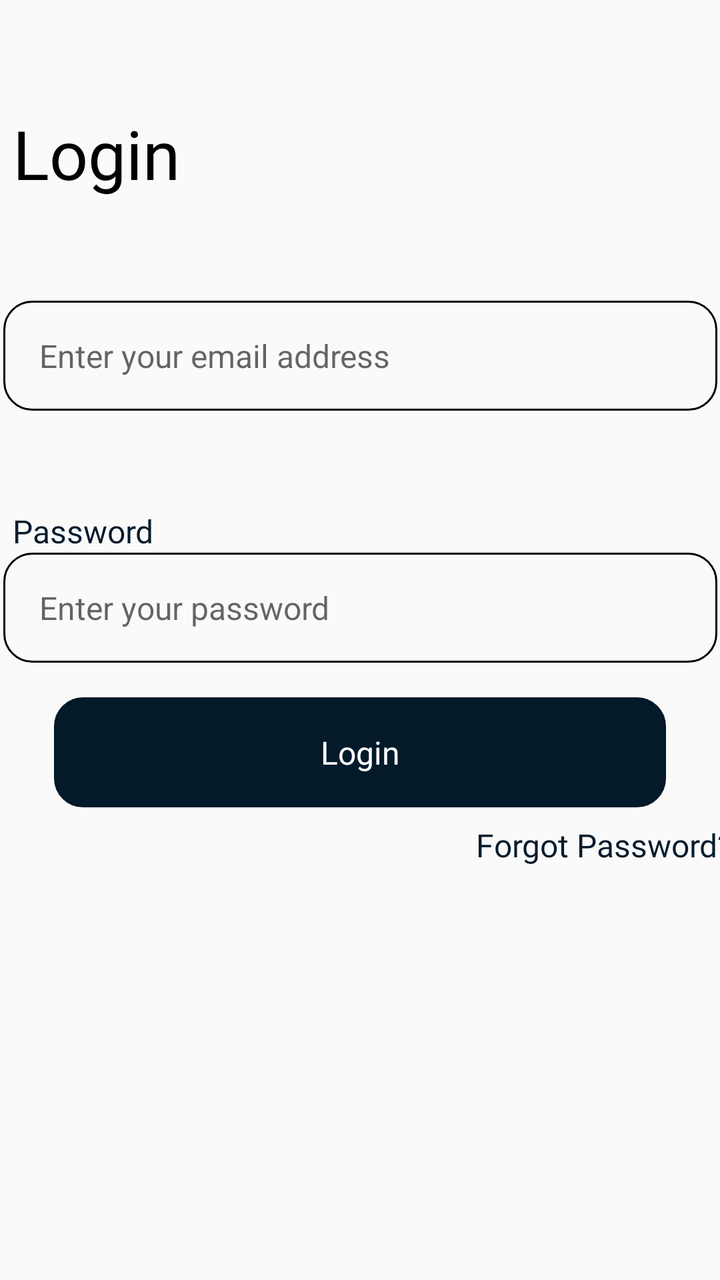
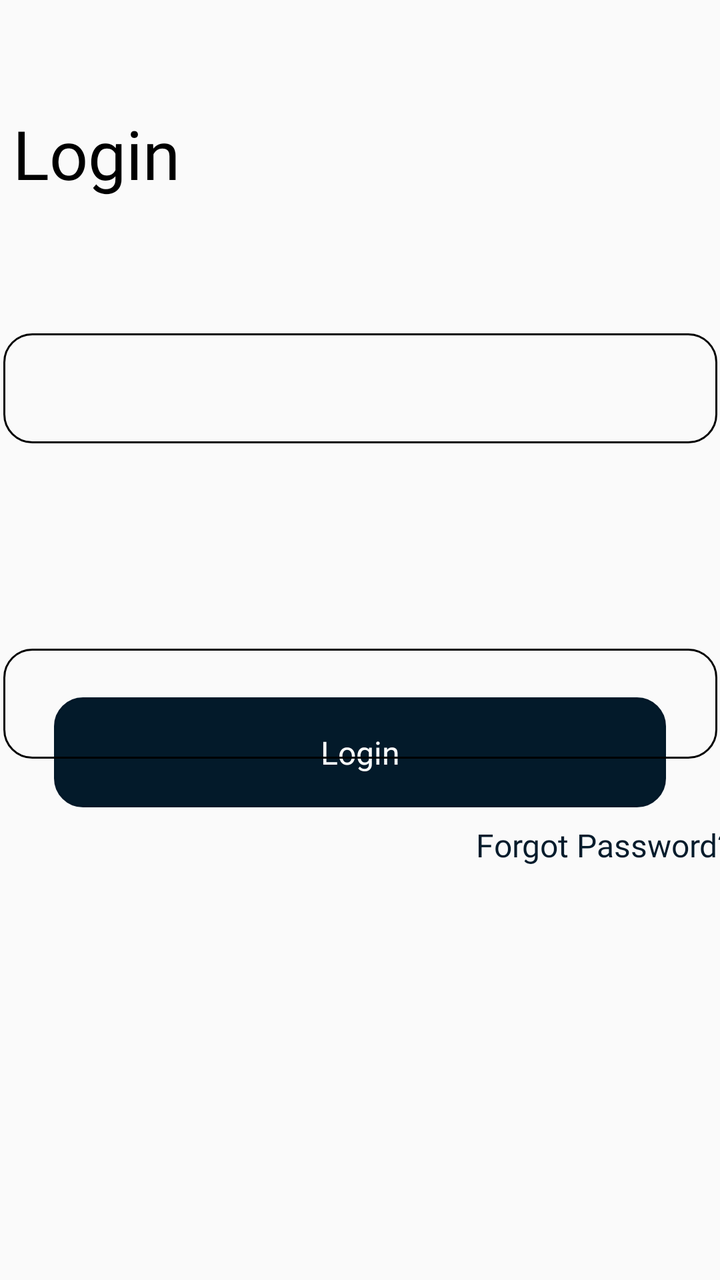

Before-and-after screenshots of an Android layout around one commit, followed by the original layout XML and the change that was made.
<!-- AndroidManifest.xml: application theme Theme.Nearmate -->
<!-- res/layout/activity_login.xml -->
<?xml version="1.0" encoding="utf-8"?>
<androidx.constraintlayout.widget.ConstraintLayout xmlns:android="http://schemas.android.com/apk/res/android"
    xmlns:app="http://schemas.android.com/apk/res-auto"
    xmlns:tools="http://schemas.android.com/tools"
    android:id="@+id/main"
    android:layout_width="match_parent"
    android:layout_height="match_parent"
    tools:context=".features.login.LoginActivity">

    <FrameLayout
        android:id="@+id/loginButtonContainer"
        android:layout_width="0dp"
        android:layout_height="55dp"
        android:layout_marginStart="27dp"
        android:layout_marginEnd="27dp"
        app:layout_constraintBottom_toBottomOf="parent"
        app:layout_constraintEnd_toEndOf="parent"
        app:layout_constraintStart_toStartOf="parent"
        app:layout_constraintTop_toTopOf="parent"
        app:layout_constraintVertical_bias="0.596">

        <Button
            android:id="@+id/loginButton"
            android:layout_width="match_parent"
            android:layout_height="match_parent"
            android:background="@drawable/rounded_corner"
            android:backgroundTint="@color/colorPrimary"
            android:fontFamily="@font/poppins_bold"
            android:text="@string/login"
            android:textColor="@color/white"
            android:textSize="16sp"
            android:textAllCaps="false" />

        <ProgressBar
            android:id="@+id/loginProgressBar"
            style="?android:attr/progressBarStyleSmall"
            android:layout_width="30dp"
            android:layout_height="30dp"
            android:visibility="gone"
            android:indeterminate="true"
            android:layout_gravity="center"
            android:indeterminateTint="@color/white"
            android:indeterminateTintMode="src_in" />

    </FrameLayout>

    <TextView
        android:layout_width="wrap_content"
        android:layout_height="wrap_content"
        android:layout_marginStart="238dp"
        android:layout_marginEnd="27dp"
        android:id="@+id/loginForgotPasswordRedirectTV"
        android:fontFamily="@font/poppins_bold"
        android:text="@string/forgot_password"
        android:textColor="@color/colorPrimary"
        android:textSize="16sp"
        app:layout_constraintBottom_toBottomOf="parent"
        app:layout_constraintEnd_toEndOf="parent"
        app:layout_constraintHorizontal_bias="0.0"
        app:layout_constraintStart_toStartOf="parent"
        app:layout_constraintTop_toBottomOf="@+id/loginButtonContainer"
        app:layout_constraintVertical_bias="0.037" />

    <TextView
        android:id="@+id/login"
        android:layout_width="wrap_content"
        android:layout_height="wrap_content"
        android:layout_marginStart="27dp"
        android:layout_marginEnd="291dp"
        android:fontFamily="@font/poppins_bold"
        android:text="@string/login"
        android:textColor="@color/black"
        android:textSize="34sp"
        app:layout_constraintBottom_toBottomOf="parent"
        app:layout_constraintEnd_toEndOf="parent"
        app:layout_constraintStart_toStartOf="parent"
        app:layout_constraintTop_toTopOf="parent"
        app:layout_constraintVertical_bias="0.091" />

    <EditText
        android:id="@+id/passwordLoginInput"
        android:layout_width="357dp"
        android:layout_height="55dp"
        android:layout_marginStart="27dp"
        android:layout_marginTop="71dp"
        android:layout_marginEnd="27dp"
        android:background="@drawable/rounded_corner"
        android:hint="@string/enter_your_password"
        android:inputType="textPassword"
        android:paddingLeft="18dp"
        android:textSize="16sp"
        app:layout_constraintBottom_toBottomOf="parent"
        app:layout_constraintEnd_toEndOf="parent"
        app:layout_constraintStart_toStartOf="parent"
        app:layout_constraintTop_toBottomOf="@+id/emailLoginInput"
        app:layout_constraintVertical_bias="0.0" />

    <EditText
        android:id="@+id/emailLoginInput"
        android:layout_width="357dp"
        android:layout_height="55dp"
        android:layout_marginStart="27dp"
        android:layout_marginTop="10dp"
        android:layout_marginEnd="27dp"
        android:background="@drawable/rounded_corner"
        android:hint="@string/enter_your_email_address"
        android:inputType="textEmailAddress"
        android:paddingLeft="18dp"
        android:textSize="16sp"
        app:layout_constraintBottom_toBottomOf="parent"
        app:layout_constraintEnd_toEndOf="parent"
        app:layout_constraintStart_toStartOf="parent"
        app:layout_constraintTop_toTopOf="parent"
        app:layout_constraintVertical_bias="0.244" />

    <TextView
        android:id="@+id/passwordLoginTv"
        android:layout_width="wrap_content"
        android:layout_height="wrap_content"
        android:layout_marginStart="27dp"
        android:layout_marginEnd="304dp"
        android:fontFamily="@font/poppins_bold"
        android:text="@string/password"
        android:textColor="@color/colorPrimary"
        android:textSize="16sp"
        app:layout_constraintBottom_toTopOf="@+id/passwordLoginInput"
        app:layout_constraintEnd_toEndOf="parent"
        app:layout_constraintStart_toStartOf="parent" />

    <TextView
        android:id="@+id/emailLoginTv"
        android:layout_width="wrap_content"
        android:layout_height="wrap_content"
        android:layout_marginStart="27dp"
        android:layout_marginEnd="337dp"
        android:fontFamily="@font/poppins_bold"
        android:text="@string/email"
        android:textColor="@color/colorPrimary"
        android:textSize="16sp"
        app:layout_constraintBottom_toTopOf="@+id/emailLoginInput"
        app:layout_constraintEnd_toEndOf="parent"
        app:layout_constraintStart_toStartOf="parent" />

</androidx.constraintlayout.widget.ConstraintLayout>
<!-- resources referenced by this layout -->
<resources>
  <color name="black">#FF000000</color>
  <color name="colorPrimary">#FC011828</color>
  <color name="white">#FFFFFFFF</color>
  <!-- drawable rounded_corner (drawable) -->
  <?xml version="1.0" encoding="utf-8"?>
  <shape xmlns:android="http://schemas.android.com/apk/res/android" android:shape="rectangle">
      <corners android:radius="14dp" />
      <stroke android:width="1dp" android:color="@color/black"/>
  </shape>
  <string name="email">Email</string>
  <string name="enter_your_email_address">Enter your email address</string>
  <string name="enter_your_password">Enter your password</string>
  <string name="forgot_password">Forgot Password?</string>
  <string name="login">Login</string>
  <string name="password">Password</string>
  <style name="Theme.Nearmate" parent="Base.Theme.Nearmate" />
  <style name="Base.Theme.Nearmate" parent="Theme.AppCompat.Light.NoActionBar">
          
          
      </style>
</resources>

<!-- the commit's change to res/layout/activity_login.xml (unified diff, before → after) -->
@@ -77,68 +77,60 @@
         app:layout_constraintTop_toTopOf="parent"
         app:layout_constraintVertical_bias="0.091" />
 
-    <EditText
-        android:id="@+id/passwordLoginInput"
-        android:layout_width="357dp"
-        android:layout_height="55dp"
-        android:layout_marginStart="27dp"
-        android:layout_marginTop="71dp"
-        android:layout_marginEnd="27dp"
-        android:background="@drawable/rounded_corner"
-        android:hint="@string/enter_your_password"
-        android:inputType="textPassword"
-        android:paddingLeft="18dp"
-        android:textSize="16sp"
+    <include
+        android:id="@+id/emailInputField"
+        layout="@layout/layout_input_field"
+        android:layout_width="match_parent"
+        android:layout_height="wrap_content"
         app:layout_constraintBottom_toBottomOf="parent"
         app:layout_constraintEnd_toEndOf="parent"
         app:layout_constraintStart_toStartOf="parent"
-        app:layout_constraintTop_toBottomOf="@+id/emailLoginInput"
+        app:layout_constraintTop_toTopOf="parent"
+        app:layout_constraintVertical_bias="0.244" />
+
+    <include
+        android:id="@+id/passwordInputField"
+        layout="@layout/layout_input_field"
+        android:layout_width="match_parent"
+        android:layout_height="wrap_content"
+        android:layout_marginTop="71dp"
+        app:layout_constraintBottom_toBottomOf="parent"
+        app:layout_constraintEnd_toEndOf="parent"
+        app:layout_constraintStart_toStartOf="parent"
+        app:layout_constraintTop_toBottomOf="@+id/emailInputField"
         app:layout_constraintVertical_bias="0.0" />
 
+</androidx.constraintlayout.widget.ConstraintLayout>
+<!-- res/layout/layout_input_field.xml (included above) -->
+<?xml version="1.0" encoding="utf-8"?>
+<androidx.constraintlayout.widget.ConstraintLayout xmlns:android="http://schemas.android.com/apk/res/android"
+    xmlns:app="http://schemas.android.com/apk/res-auto"
+    android:layout_width="match_parent"
+    android:layout_height="wrap_content">
+
+    <TextView
+        android:id="@+id/inputLabel"
+        android:layout_width="wrap_content"
+        android:layout_height="wrap_content"
+        android:layout_marginStart="27dp"
+        android:fontFamily="@font/poppins_bold"
+        android:textColor="@color/colorPrimary"
+        android:textSize="16sp"
+        app:layout_constraintStart_toStartOf="parent"
+        app:layout_constraintTop_toTopOf="parent" />
+
     <EditText
-        android:id="@+id/emailLoginInput"
+        android:id="@+id/inputEditText"
         android:layout_width="357dp"
         android:layout_height="55dp"
         android:layout_marginStart="27dp"
         android:layout_marginTop="10dp"
         android:layout_marginEnd="27dp"
         android:background="@drawable/rounded_corner"
-        android:hint="@string/enter_your_email_address"
-        android:inputType="textEmailAddress"
         android:paddingLeft="18dp"
         android:textSize="16sp"
-        app:layout_constraintBottom_toBottomOf="parent"
         app:layout_constraintEnd_toEndOf="parent"
         app:layout_constraintStart_toStartOf="parent"
-        app:layout_constraintTop_toTopOf="parent"
-        app:layout_constraintVertical_bias="0.244" />
-
-    <TextView
-        android:id="@+id/passwordLoginTv"
-        android:layout_width="wrap_content"
-        android:layout_height="wrap_content"
-        android:layout_marginStart="27dp"
-        android:layout_marginEnd="304dp"
-        android:fontFamily="@font/poppins_bold"
-        android:text="@string/password"
-        android:textColor="@color/colorPrimary"
-        android:textSize="16sp"
-        app:layout_constraintBottom_toTopOf="@+id/passwordLoginInput"
-        app:layout_constraintEnd_toEndOf="parent"
-        app:layout_constraintStart_toStartOf="parent" />
-
-    <TextView
-        android:id="@+id/emailLoginTv"
-        android:layout_width="wrap_content"
-        android:layout_height="wrap_content"
-        android:layout_marginStart="27dp"
-        android:layout_marginEnd="337dp"
-        android:fontFamily="@font/poppins_bold"
-        android:text="@string/email"
-        android:textColor="@color/colorPrimary"
-        android:textSize="16sp"
-        app:layout_constraintBottom_toTopOf="@+id/emailLoginInput"
-        app:layout_constraintEnd_toEndOf="parent"
-        app:layout_constraintStart_toStartOf="parent" />
+        app:layout_constraintTop_toBottomOf="@+id/inputLabel" />
 
 </androidx.constraintlayout.widget.ConstraintLayout>
<!-- resource entries referenced after the edit -->
@@ -9,12 +9,8 @@
       <corners android:radius="14dp" />
       <stroke android:width="1dp" android:color="@color/black"/>
   </shape>
-  <string name="email">Email</string>
-  <string name="enter_your_email_address">Enter your email address</string>
-  <string name="enter_your_password">Enter your password</string>
   <string name="forgot_password">Forgot Password?</string>
   <string name="login">Login</string>
-  <string name="password">Password</string>
   <style name="Theme.Nearmate" parent="Base.Theme.Nearmate" />
   <style name="Base.Theme.Nearmate" parent="Theme.AppCompat.Light.NoActionBar">
           
